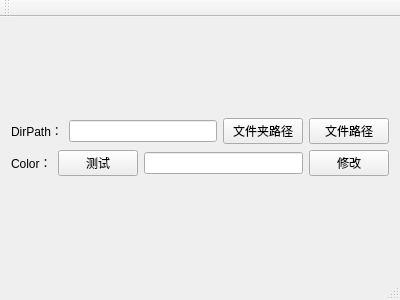
tanchuang123/svgImageChange, file SvgChangeForm.ui: the form before one commit.
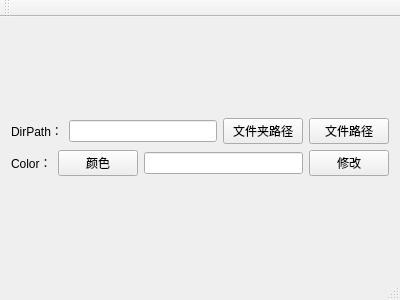
The form after the commit.

Commit message: 图标颜色修改

The edit to the form file:
```diff
--- a/SvgChangeForm.ui
+++ b/SvgChangeForm.ui
@@ -57,7 +57,7 @@
         <item>
          <widget class="QPushButton" name="pushButton">
           <property name="text">
-           <string>测试</string>
+           <string>颜色</string>
           </property>
          </widget>
         </item>
```
Left out of the diff: 12 changed lines with no effect on the pictures. The commit also changes 1 other file.
